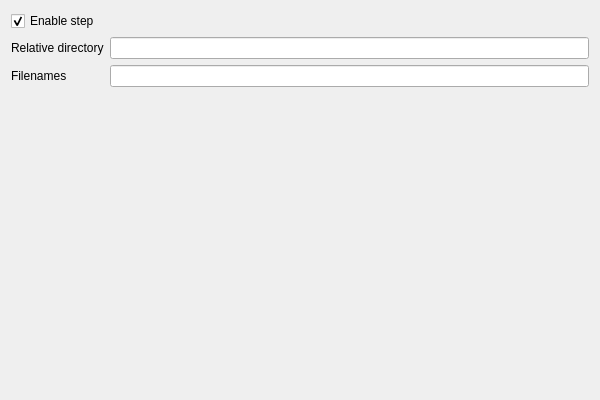
roomain/DontNeedADO, file NugetPanel.ui: the form before one commit.
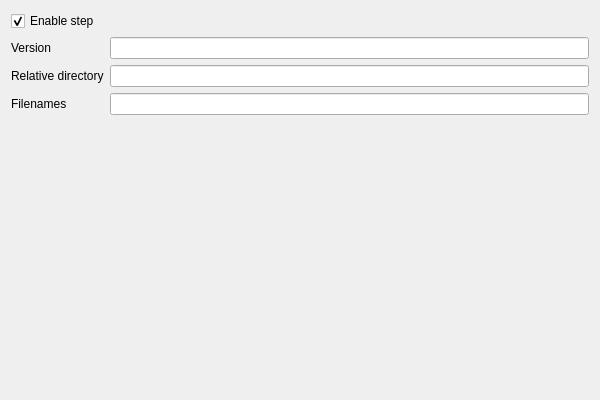
The form after the commit.

Commit message: compile + nuget

```diff
--- a/NugetPanel.ui
+++ b/NugetPanel.ui
@@ -14,6 +14,13 @@
    <string>NugetPanel</string>
   </property>
   <layout class="QGridLayout" name="gridLayout">
+   <item row="3" column="0">
+    <widget class="QLabel" name="label">
+     <property name="text">
+      <string>Relative directory</string>
+     </property>
+    </widget>
+   </item>
    <item row="0" column="0" colspan="2">
     <widget class="QCheckBox" name="checkBox">
      <property name="text">
@@ -24,27 +31,14 @@
      </property>
     </widget>
    </item>
-   <item row="1" column="0">
-    <widget class="QLabel" name="label">
-     <property name="text">
-      <string>Relative directory</string>
-     </property>
-    </widget>
-   </item>
-   <item row="1" column="1">
-    <widget class="QLineEdit" name="lEdtDir"/>
-   </item>
-   <item row="2" column="0">
+   <item row="4" column="0">
     <widget class="QLabel" name="label_5">
      <property name="text">
       <string>Filenames</string>
      </property>
     </widget>
    </item>
-   <item row="2" column="1">
-    <widget class="QLineEdit" name="lEdFiles"/>
-   </item>
-   <item row="3" column="0">
+   <item row="5" column="0">
     <spacer name="verticalSpacer">
      <property name="orientation">
       <enum>Qt::Vertical</enum>
@@ -57,6 +51,22 @@
      </property>
     </spacer>
    </item>
+   <item row="3" column="1">
+    <widget class="QLineEdit" name="lEdtDir"/>
+   </item>
+   <item row="4" column="1">
+    <widget class="QLineEdit" name="lEdFiles"/>
+   </item>
+   <item row="1" column="0">
+    <widget class="QLabel" name="label_2">
+     <property name="text">
+      <string>Version</string>
+     </property>
+    </widget>
+   </item>
+   <item row="1" column="1">
+    <widget class="QLineEdit" name="lEdtVersion"/>
+   </item>
   </layout>
  </widget>
  <layoutdefault spacing="6" margin="11"/>
```
The commit also changes 8 other files.
